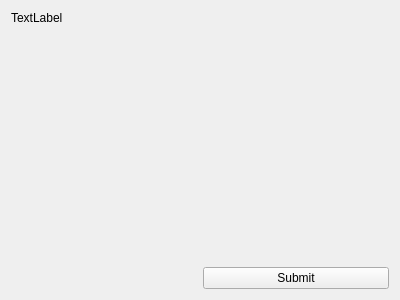
Before: the Qt Designer form Pages/UI/newExpense.ui in akhilesh26/CSMS, drawn with Qt 5.
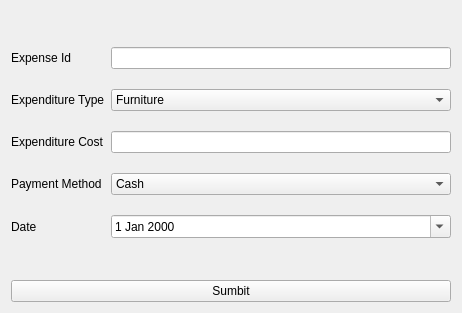
After: the same form once the commit is applied.

Commit message: Made new Expense and connected with main window

Patch:
```diff
--- a/Pages/UI/newExpense.ui
+++ b/Pages/UI/newExpense.ui
@@ -6,44 +6,155 @@
    <rect>
     <x>0</x>
     <y>0</y>
-    <width>400</width>
-    <height>300</height>
+    <width>462</width>
+    <height>313</height>
    </rect>
   </property>
   <property name="windowTitle">
    <string>Form</string>
   </property>
-  <layout class="QHBoxLayout" name="horizontalLayout">
-   <item>
-    <layout class="QFormLayout" name="formLayout">
+  <layout class="QGridLayout" name="gridLayout">
+   <item row="0" column="0">
+    <layout class="QFormLayout" name="formLayout_2">
+     <property name="fieldGrowthPolicy">
+      <enum>QFormLayout::AllNonFixedFieldsGrow</enum>
+     </property>
+     <property name="formAlignment">
+      <set>Qt::AlignCenter</set>
+     </property>
+     <property name="verticalSpacing">
+      <number>20</number>
+     </property>
+     <property name="topMargin">
+      <number>0</number>
+     </property>
      <item row="0" column="0">
-      <widget class="QLabel" name="label">
+      <widget class="QLabel" name="expenseIdLabel">
        <property name="text">
-        <string>TextLabel</string>
+        <string>Expense Id</string>
+       </property>
+      </widget>
+     </item>
+     <item row="0" column="1">
+      <widget class="QLineEdit" name="expenseIdLineEdit"/>
+     </item>
+     <item row="1" column="0">
+      <widget class="QLabel" name="expenditureTypeLabel">
+       <property name="text">
+        <string>Expenditure Type</string>
+       </property>
+      </widget>
+     </item>
+     <item row="1" column="1">
+      <widget class="QComboBox" name="expenditureTypeComboBox">
+       <item>
+        <property name="text">
+         <string>Furniture</string>
+        </property>
+       </item>
+       <item>
+        <property name="text">
+         <string>Stationary</string>
+        </property>
+       </item>
+       <item>
+        <property name="text">
+         <string>Computer</string>
+        </property>
+       </item>
+       <item>
+        <property name="text">
+         <string>Rent</string>
+        </property>
+       </item>
+       <item>
+        <property name="text">
+         <string>Employee Salary</string>
+        </property>
+       </item>
+       <item>
+        <property name="text">
+         <string>Rent</string>
+        </property>
+       </item>
+       <item>
+        <property name="text">
+         <string>Maintainance </string>
+        </property>
+       </item>
+       <item>
+        <property name="text">
+         <string>Postage</string>
+        </property>
+       </item>
+       <item>
+        <property name="text">
+         <string>Audit</string>
+        </property>
+       </item>
+       <item>
+        <property name="text">
+         <string>Misc</string>
+        </property>
+       </item>
+      </widget>
+     </item>
+     <item row="2" column="0">
+      <widget class="QLabel" name="expenditureCostLabel">
+       <property name="text">
+        <string>Expenditure Cost</string>
+       </property>
+      </widget>
+     </item>
+     <item row="2" column="1">
+      <widget class="QLineEdit" name="expenditureCostLineEdit"/>
+     </item>
+     <item row="3" column="0">
+      <widget class="QLabel" name="paymentMethodLabel">
+       <property name="text">
+        <string>Payment Method</string>
+       </property>
+      </widget>
+     </item>
+     <item row="3" column="1">
+      <widget class="QComboBox" name="paymentMethodComboBox">
+       <item>
+        <property name="text">
+         <string>Cash</string>
+        </property>
+       </item>
+       <item>
+        <property name="text">
+         <string>Cheque</string>
+        </property>
+       </item>
+      </widget>
+     </item>
+     <item row="4" column="0">
+      <widget class="QLabel" name="dateLabel">
+       <property name="text">
+        <string>Date</string>
+       </property>
+      </widget>
+     </item>
+     <item row="4" column="1">
+      <widget class="QDateEdit" name="dateDateEdit">
+       <property name="showGroupSeparator" stdset="0">
+        <bool>false</bool>
+       </property>
+       <property name="calendarPopup">
+        <bool>true</bool>
        </property>
       </widget>
      </item>
     </layout>
    </item>
-   <item>
+   <item row="1" column="0">
     <layout class="QVBoxLayout" name="verticalLayout">
      <item>
-      <spacer name="verticalSpacer">
-       <property name="orientation">
-        <enum>Qt::Vertical</enum>
-       </property>
-       <property name="sizeHint" stdset="0">
-        <size>
-         <width>20</width>
-         <height>40</height>
-        </size>
-       </property>
-      </spacer>
-     </item>
-     <item>
-      <widget class="QPushButton" name="pushButton">
+      <widget class="QPushButton" name="submitButton">
        <property name="text">
-        <string>Submit</string>
+        <string>Sumbit</string>
        </property>
       </widget>
      </item>
```
Left out of the diff: 2 changed lines with no effect on the pictures. The commit also changes 20 other files.
